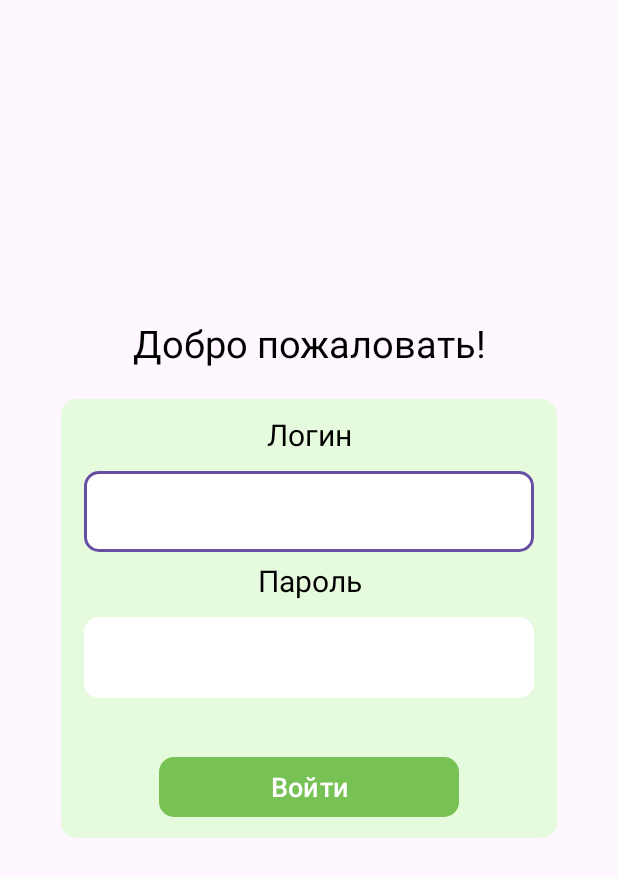
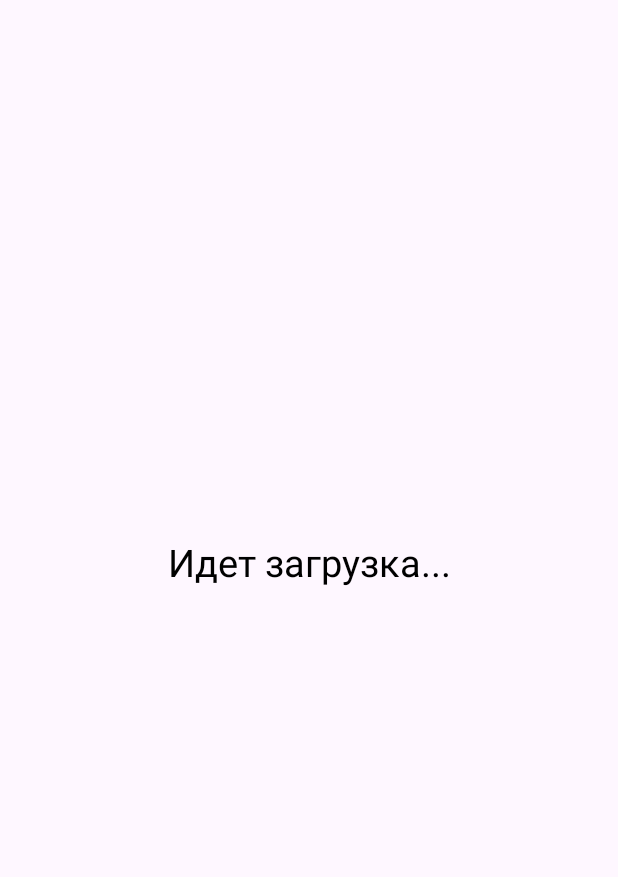
Before and after one commit to AnastasiaBeschastnova/AgroTracker, an Android app: the layout fragment_login.xml on its own in the app's theme, with its tools: preview values and no code run, on a phone screen of 412 x 824 dp. Shown: the top 877 px of the screen. Run offline under Robolectric (Android 15) with nearby library versions, the phone set to English and light mode, and no system bars.

```diff
--- a/app/src/main/java/com/example/agrotracker/api/AgroTrackerApi.kt
+++ b/app/src/main/java/com/example/agrotracker/api/AgroTrackerApi.kt
@@ -50,6 +50,8 @@ public interface AgroTrackerApi {
     @POST("/agro_tracker/work_parameter_values")
     suspend fun insertWorkParameterValues(@Body insertWorkParameterValuesRequest: InsertWorkParameterValuesRequest) : Any
 
-//    @POST("/agro_tracker/users/user_key")
-//    suspend fun insertUserKey(@Body insertUserKeyResponse: UserKeyResponse) : Any
+    @GET("/agro_tracker/user_info")
+    suspend fun selectUserInfo(@Query("token") token: String) : AuthInfoResponse
+
+
 }
--- a/app/src/main/res/layout/fragment_login.xml
+++ b/app/src/main/res/layout/fragment_login.xml
@@ -11,14 +11,15 @@
         android:layout_width="250dp"
         android:layout_height="wrap_content"
         android:layout_gravity="center"
-        android:text="@string/hello_text"
+        android:text="Идет загрузка..."
         android:textAlignment="center"
         android:textColor="@color/black"
         android:textSize="25dp"
         app:layout_constraintBottom_toTopOf="@+id/autorize_card"
         app:layout_constraintEnd_toEndOf="parent"
         app:layout_constraintStart_toStartOf="parent"
-        android:layout_marginBottom="20dp"/>
+        android:layout_marginBottom="20dp"
+        />
 
     <androidx.cardview.widget.CardView
         android:id="@+id/autorize_card"
@@ -31,7 +32,8 @@
         app:layout_constraintEnd_toEndOf="parent"
         app:layout_constraintHorizontal_bias="0.5"
         app:layout_constraintStart_toStartOf="parent"
-        app:layout_constraintTop_toTopOf="parent">
+        app:layout_constraintTop_toTopOf="parent"
+        android:visibility="gone">
 
         <LinearLayout
             android:layout_width="match_parent"
```
Also changed, not shown: app/src/main/java/com/example/agrotracker/LoginFragment.kt (+7 -1 lines), app/src/main/java/com/example/agrotracker/LoginViewModel.kt (+39 -19 lines), app/src/main/java/com/example/agrotracker/MainActivity.kt (+10 -0 lines).
